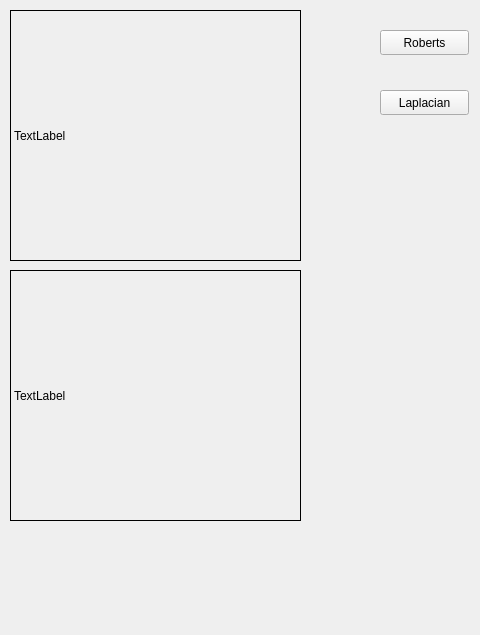
Qt form edge.ui (s-woon/PyQT5) before a commit; both pictures show x 0 to 480 and y 0 to 635 of the 826 by 635 pixel window.
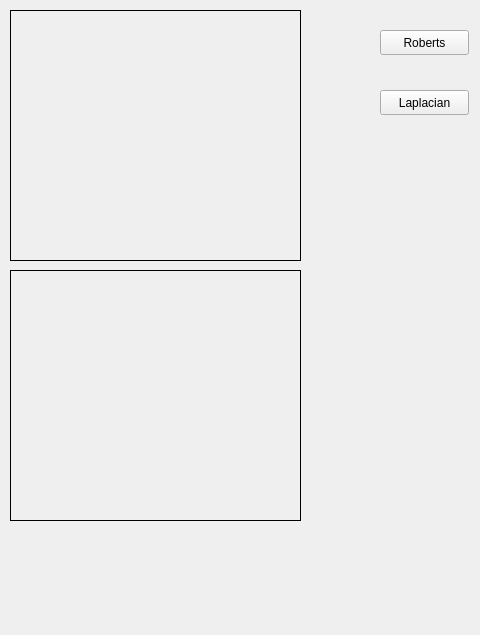
The same form after that commit.

Patch:
```diff
--- a/edge.ui
+++ b/edge.ui
@@ -26,7 +26,7 @@
     <string notr="true">border: 1px solid black</string>
    </property>
    <property name="text">
-    <string>TextLabel</string>
+    <string/>
    </property>
   </widget>
   <widget class="QLabel" name="edgeCam">
@@ -42,7 +42,7 @@
     <string notr="true">border: 1px solid black</string>
    </property>
    <property name="text">
-    <string>TextLabel</string>
+    <string/>
    </property>
   </widget>
   <widget class="QPushButton" name="robertsBtn">
```
Left out of the diff: 16 changed lines with no effect on the pictures.
